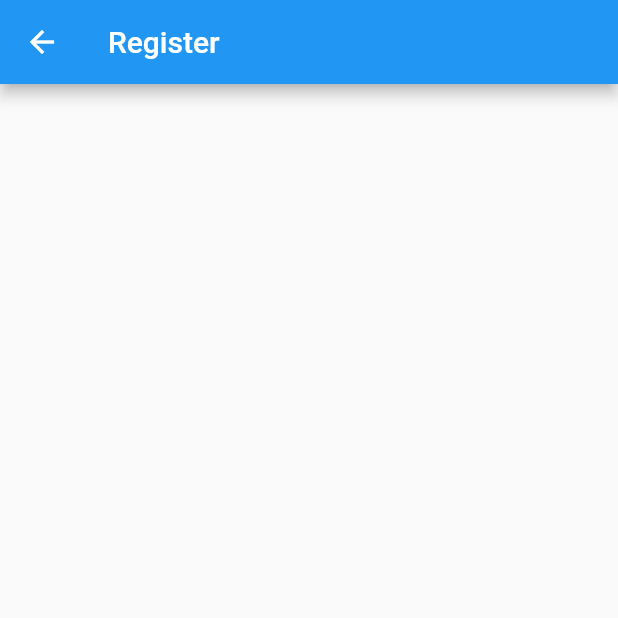
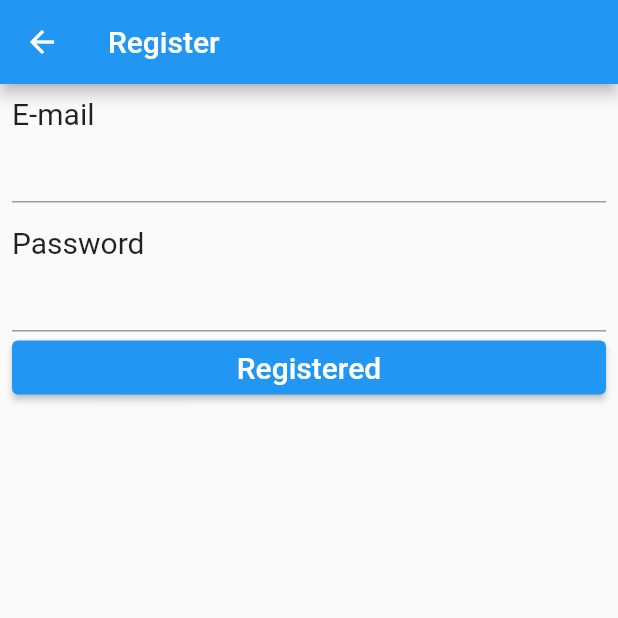
Before and after one commit to J1gsaww/login_by_key_stroke_dynamic, a Flutter app: the screen it shows after launch, after a tap on "Register", on a phone screen of 412 x 824 dp, the top half of it. Run offline on Flutter 3.47's test engine with Material 2 defaults, Android fonts, the phone set to English and light mode, and no system bars.

Commit message:
update register Form and create new profile model

```diff
--- /dev/null
+++ b/lib/model/profile.dart
@@ -0,0 +1,8 @@
+class Profile {
+  String? email;
+  String? password;
+  double? userbiokey;
+  int? threshold;
+
+  Profile({this.email, this.password, this.userbiokey, this.threshold});
+}
--- a/lib/screens/homeScreen.dart
+++ b/lib/screens/homeScreen.dart
@@ -11,7 +11,7 @@ class HomeScreen extends StatelessWidget {
   Widget build(BuildContext context) {
     return Scaffold(
       appBar: AppBar(
-        title: const Text("Register/Login"),
+        title: const Text("Home Screen"),
       ),
       body: Padding(
         padding: const EdgeInsets.fromLTRB(10, 50, 10, 0),
--- a/lib/screens/registerScreen.dart
+++ b/lib/screens/registerScreen.dart
@@ -16,6 +16,38 @@ class _RegisterScreenState extends State<RegisterScreen> {
       appBar: AppBar(
         title: const Text("Register"),
       ),
+      body: Padding(
+        padding: const EdgeInsets.all(8.0),
+        child: Form(
+            child: SingleChildScrollView(
+          child: Column(
+            crossAxisAlignment: CrossAxisAlignment.start,
+            children: [
+              const Text(
+                "E-mail",
+                style: TextStyle(fontSize: 20),
+              ),
+              TextFormField(),
+              const SizedBox(height: 15),
+              const Text(
+                "Password",
+                style: TextStyle(fontSize: 20),
+              ),
+              TextFormField(),
+              SizedBox(
+                width: double.infinity,
+                child: ElevatedButton(
+                  child: const Text(
+                    "Registered",
+                    style: TextStyle(fontSize: 20),
+                  ),
+                  onPressed: () {},
+                ),
+              )
+            ],
+          ),
+        )),
+      ),
     );
   }
 }
```
